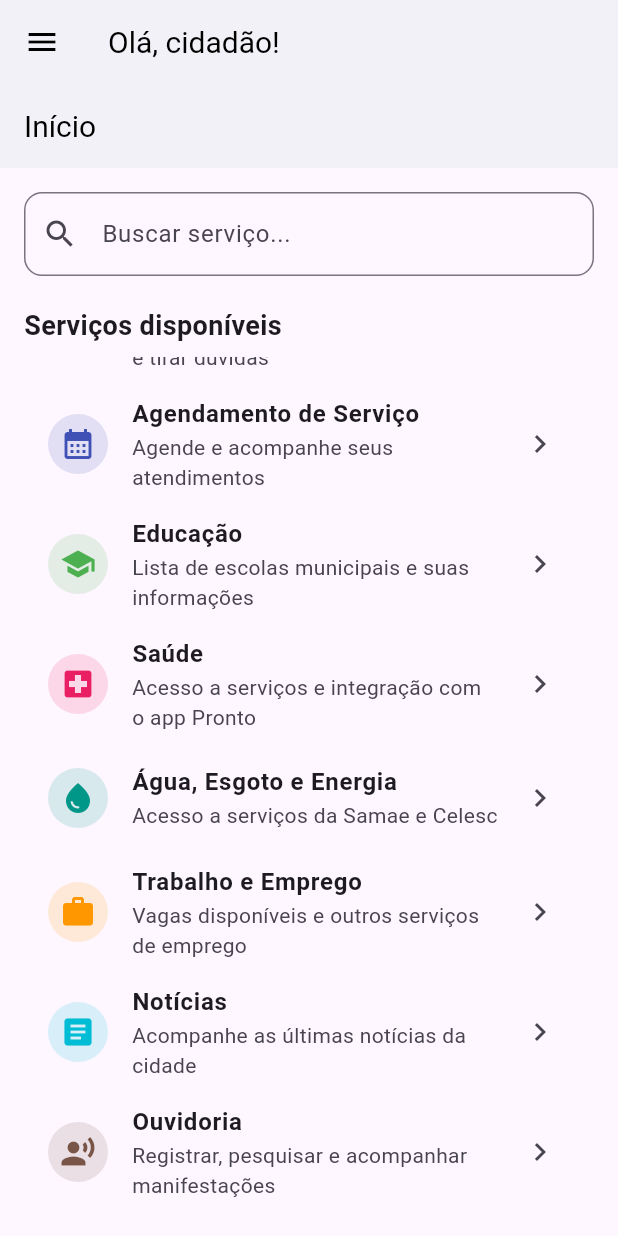
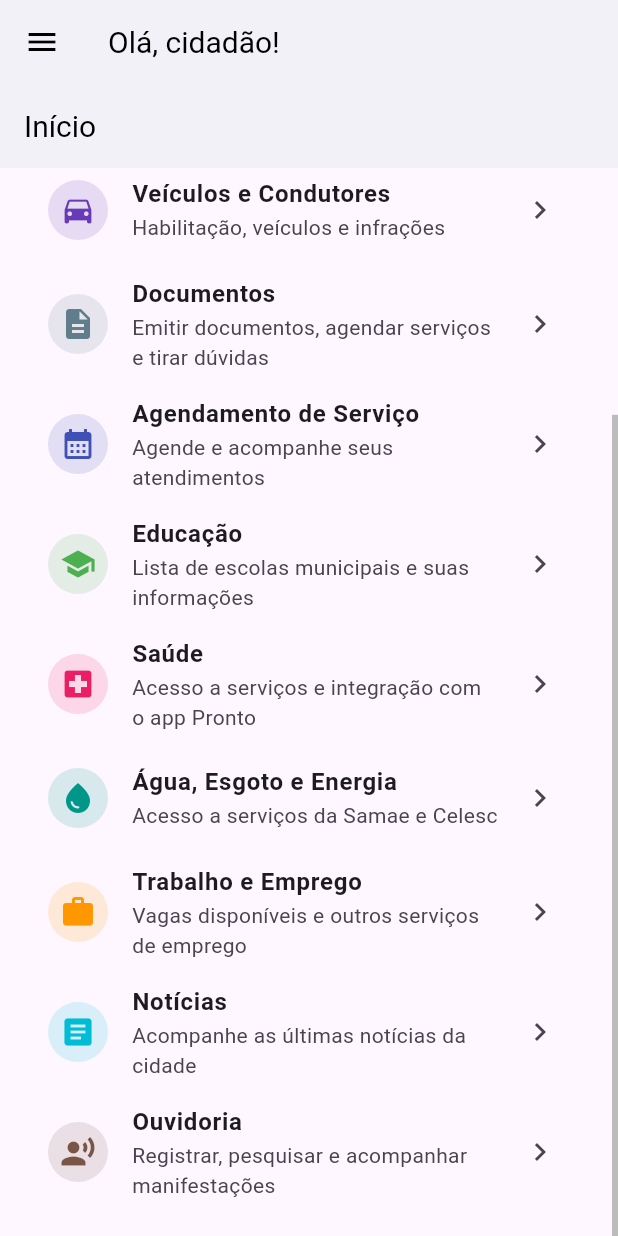
Before and after one commit to gabrielvsabreu/blu-cidadao-app, a Flutter app: the screen it shows after launch, scrolled down 214 dp, on a phone screen of 412 x 824 dp. Run offline on Flutter 3.47's test engine with Material 3 defaults, Android fonts, the phone set to English and light mode, and no system bars.

Commit message:
commit barra de rolagem

```diff
--- a/blu-cidadao-flutter/lib/screens/home_screen.dart
+++ b/blu-cidadao-flutter/lib/screens/home_screen.dart
@@ -14,7 +14,10 @@ class HomeScreen extends StatelessWidget {
         foregroundColor: Colors.black,
         elevation: 0,
       ),
-      body: Padding(
+      body: Scrollbar(
+        thumbVisibility: true,
+        child: SingleChildScrollView(
+          child: Padding(
             padding: const EdgeInsets.all(16.0),
             child: Column(
               crossAxisAlignment: CrossAxisAlignment.start,
@@ -29,14 +32,12 @@ class HomeScreen extends StatelessWidget {
                   ),
                 ),
                 const SizedBox(height: 20),
-
                 const Text(
                   'Serviços disponíveis',
                   style: TextStyle(fontSize: 18, fontWeight: FontWeight.bold),
                 ),
                 const SizedBox(height: 8),
-            Expanded(
-              child: ListView(
+                Column(
                   children: const [
                     ServiceTile(
                       title: 'Emergência',
@@ -100,8 +101,9 @@ class HomeScreen extends StatelessWidget {
                     ),
                   ],
                 ),
-            )
               ],
+            ),
+          ),
         ),
       ),
     );
```
Also changed, not shown: 1 other file. Lines whose indentation alone changed are shown as unchanged.
